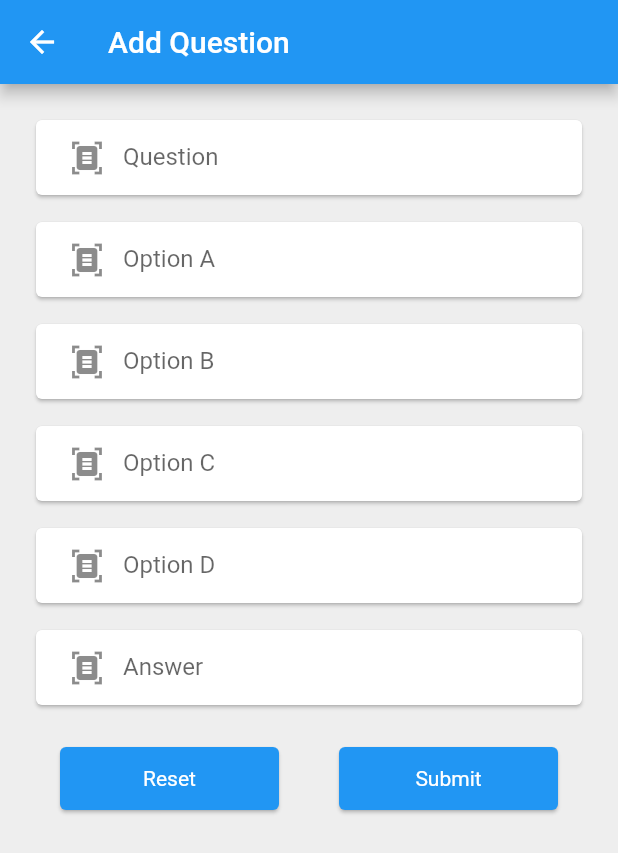
After one commit to sahil8423379922/rednotesadminpannel, a Flutter app: the AddQuestion screen opened directly, on a phone screen of 412 x 824 dp. The commit adds this screen. Shown: the top 853 px of the screen. Run offline on Flutter 3.47's test engine with Material 2 defaults, Android fonts, the phone set to English and light mode, and no system bars; our stand-ins replace cloud_firestore, firebase_core, firebase_database; missing offline and left inert: dart:html; accounts and stored records are empty.

Commit message:
11-12-2022 12:44 AM

```diff
--- a/lib/dashboard.dart
+++ b/lib/dashboard.dart
@@ -1,6 +1,7 @@
 import 'package:firebase_database/firebase_database.dart';
 import 'package:flutter/material.dart';
 import 'package:red_note_admin_pannel/questionsubjects.dart';
+import 'package:red_note_admin_pannel/upcomingquiz/availablesubjects.dart';
 import 'package:red_note_admin_pannel/upcomingquiz/upcoming.dart';
 
 class Dashboard extends StatefulWidget {
@@ -29,7 +30,7 @@ class _DashboardState extends State<Dashboard> {
         MaterialButton(
           onPressed: () {
             Navigator.of(context).push(MaterialPageRoute(
-              builder: (context) => UpcomingQuiz(),
+              builder: (context) => AvailableSubject(),
             ));
           },
           child: Card(
--- /dev/null
+++ b/lib/upcomingquiz/addquestion.dart
@@ -0,0 +1,250 @@
+import 'dart:html';
+
+import 'package:flutter/material.dart';
+
+class AddQuestion extends StatefulWidget {
+  const AddQuestion({super.key});
+
+  @override
+  State<AddQuestion> createState() => _AddQuestionState();
+}
+
+class _AddQuestionState extends State<AddQuestion> {
+  final TextEditingController question = new TextEditingController();
+  final TextEditingController optiona = new TextEditingController();
+  final TextEditingController optionb = new TextEditingController();
+  final TextEditingController optionc = new TextEditingController();
+  final TextEditingController optiond = new TextEditingController();
+  final TextEditingController answer = new TextEditingController();
+  String txtquestion = "";
+  String txtoptiona = "";
+  String txtoptionc = "";
+  String txtoptiond = "";
+  String txtoptionb = "";
+  String txtanswer = "";
+
+  @override
+  Widget build(BuildContext context) {
+    return Scaffold(
+      appBar: AppBar(title: Text("Add Question")),
+      body: Container(
+        color: Colors.grey[200],
+        child: Padding(
+          padding: const EdgeInsets.fromLTRB(20, 0, 20, 0),
+          child: Column(children: [
+            SizedBox(
+              height: 20,
+            ),
+            Card(
+              child: SizedBox(
+                width: double.infinity,
+                height: 50,
+                child: Padding(
+                  padding: const EdgeInsets.fromLTRB(10, 0, 10, 0),
+                  child: TextFormField(
+                    controller: question,
+                    decoration: InputDecoration(
+                        prefixIcon: Icon(Icons.document_scanner),
+                        border: InputBorder.none,
+                        label: Text("Question"),
+                        hintText: "Add Question"),
+                  ),
+                ),
+              ),
+            ),
+            SizedBox(
+              height: 10,
+            ),
+            Card(
+              child: SizedBox(
+                width: double.infinity,
+                height: 50,
+                child: Padding(
+                  padding: const EdgeInsets.fromLTRB(10, 0, 10, 0),
+                  child: TextFormField(
+                    controller: optiona,
+                    decoration: InputDecoration(
+                        prefixIcon: Icon(Icons.document_scanner),
+                        border: InputBorder.none,
+                        label: Text("Option A"),
+                        hintText: "Add Option A"),
+                  ),
+                ),
+              ),
+            ),
+            SizedBox(
+              height: 10,
+            ),
+            Card(
+              child: SizedBox(
+                width: double.infinity,
+                height: 50,
+                child: Padding(
+                  padding: const EdgeInsets.fromLTRB(10, 0, 10, 0),
+                  child: TextFormField(
+                    controller: optionb,
+                    decoration: InputDecoration(
+                        prefixIcon: Icon(Icons.document_scanner),
+                        border: InputBorder.none,
+                        label: Text("Option B"),
+                        hintText: "Add Option B"),
+                  ),
+                ),
+              ),
+            ),
+            SizedBox(
+              height: 10,
+            ),
+            Card(
+              child: SizedBox(
+                width: double.infinity,
+                height: 50,
+                child: Padding(
+                  padding: const EdgeInsets.fromLTRB(10, 0, 10, 0),
+                  child: TextFormField(
+                    controller: optionc,
+                    decoration: InputDecoration(
+                        prefixIcon: Icon(Icons.document_scanner),
+                        border: InputBorder.none,
+                        label: Text("Option C"),
+                        hintText: "Add Option C"),
+                  ),
+                ),
+              ),
+            ),
+            SizedBox(
+              height: 10,
+            ),
+            Card(
+              child: SizedBox(
+                width: double.infinity,
+                height: 50,
+                child: Padding(
+                  padding: const EdgeInsets.fromLTRB(10, 0, 10, 0),
+                  child: TextFormField(
+                    controller: optiond,
+                    decoration: InputDecoration(
+                        prefixIcon: Icon(Icons.document_scanner),
+                        border: InputBorder.none,
+                        label: Text("Option D"),
+                        hintText: "Add Option D"),
+                  ),
+                ),
+              ),
+            ),
+            SizedBox(
+              height: 10,
+            ),
+            Card(
+              child: SizedBox(
+                width: double.infinity,
+                height: 50,
+                child: Padding(
+                  padding: const EdgeInsets.fromLTRB(10, 0, 10, 0),
+                  child: TextFormField(
+                    controller: answer,
+                    decoration: InputDecoration(
+                        prefixIcon: Icon(Icons.document_scanner),
+                        border: InputBorder.none,
+                        label: Text("Answer"),
+                        hintText: "Add Correct Answer Number"),
+                  ),
+                ),
+              ),
+            ),
+            SizedBox(
+              height: 20,
+            ),
+            SizedBox(
+              height: 50,
+              width: double.infinity,
+              child: Row(
+                children: [
+                  Expanded(
+                      flex: 1,
+                      child: MaterialButton(
+                        onPressed: () {
+                          setState(() {});
+                        },
+                        child: Card(
+                          color: Colors.blue,
+                          child: SizedBox(
+                            height: double.infinity,
+                            width: double.infinity,
+                            child: Center(
+                                child: Text(
+                              "Reset",
+                              style: TextStyle(color: Colors.white),
+                            )),
+                          ),
+                        ),
+                      )),
+                  Expanded(
+                      flex: 1,
+                      child: MaterialButton(
+                        onPressed: () {
+                          txtquestion = question.text;
+                          txtoptiona = optiona.text;
+                          txtoptionb = optionb.text;
+                          txtoptionc = optionc.text;
+                          txtoptiond = optiond.text;
+                          txtanswer = answer.text;
+                          if (txtquestion.isEmpty) {
+                            ScaffoldMessenger.of(context).showSnackBar(SnackBar(
+                              content: Text("Enter Question"),
+                            ));
+                          } else if (txtoptiona.isEmpty) {
+                            ScaffoldMessenger.of(context).showSnackBar(SnackBar(
+                              content: Text("Enter Option A"),
+                            ));
+                          } else if (txtoptionb.isEmpty) {
+                            ScaffoldMessenger.of(context).showSnackBar(SnackBar(
+                              content: Text("Enter Option B"),
+                            ));
+                          } else if (txtoptionc.isEmpty) {
+                            ScaffoldMessenger.of(context).showSnackBar(SnackBar(
+                              content: Text("Enter Option C"),
+                            ));
+                          } else if (txtoptiond.isEmpty) {
+                            ScaffoldMessenger.of(context).showSnackBar(SnackBar(
+                              content: Text("Enter Option D"),
+                            ));
+                          } else if (txtanswer.isEmpty) {
+                            ScaffoldMessenger.of(context).showSnackBar(SnackBar(
+                              content: Text("Enter Answer"),
+                            ));
+                          } else {
+                            send_data_to_server(txtquestion, txtoptiona,
+                                txtoptionb, txtoptionc, txtoptiond, txtanswer);
+                          }
+                        },
+                        child: Card(
+                          color: Colors.blue,
+                          child: SizedBox(
+                            height: double.infinity,
+                            width: double.infinity,
+                            child: Center(
+                                child: Text(
+                              "Submit",
+                              style: TextStyle(color: Colors.white),
+                            )),
+                          ),
+                        ),
+                      ))
+                ],
+              ),
+            )
+          ]),
+        ),
+      ),
+    );
+  }
+
+  void send_data_to_server(
+      String txtquestion,
+      String txtoptiona,
+      String txtoptionb,
+      String txtoptionc,
+      String txtoptiond,
+      String txtanswer) {}
+}
--- a/pubspec.yaml
+++ b/pubspec.yaml
@@ -38,6 +38,7 @@ dependencies:
   cupertino_icons: ^1.0.2
   firebase_database: ^10.0.7
   firebase_core: ^2.4.0
+  cloud_firestore: ^4.2.0
 
 dev_dependencies:
   flutter_test:
```
Also changed, not shown: lib/upcomingquiz/availablesubjects.dart (added, +111 -0 lines), lib/upcomingquiz/upcoming.dart (+93 -4 lines), pubspec.lock, 1 other file.
